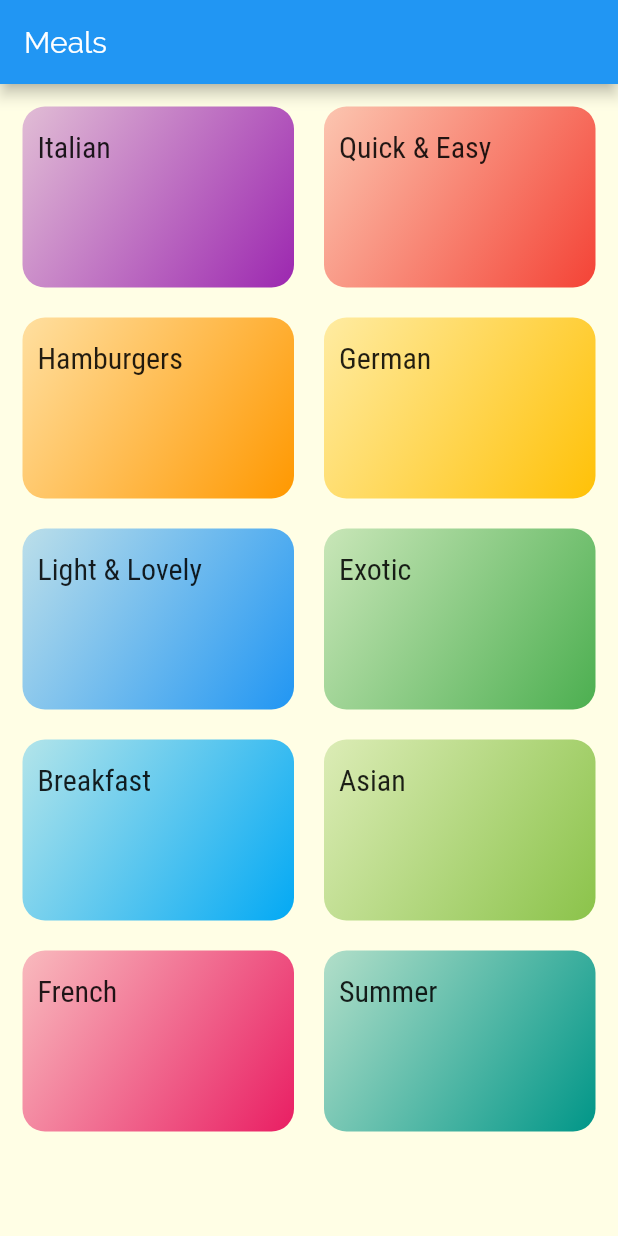
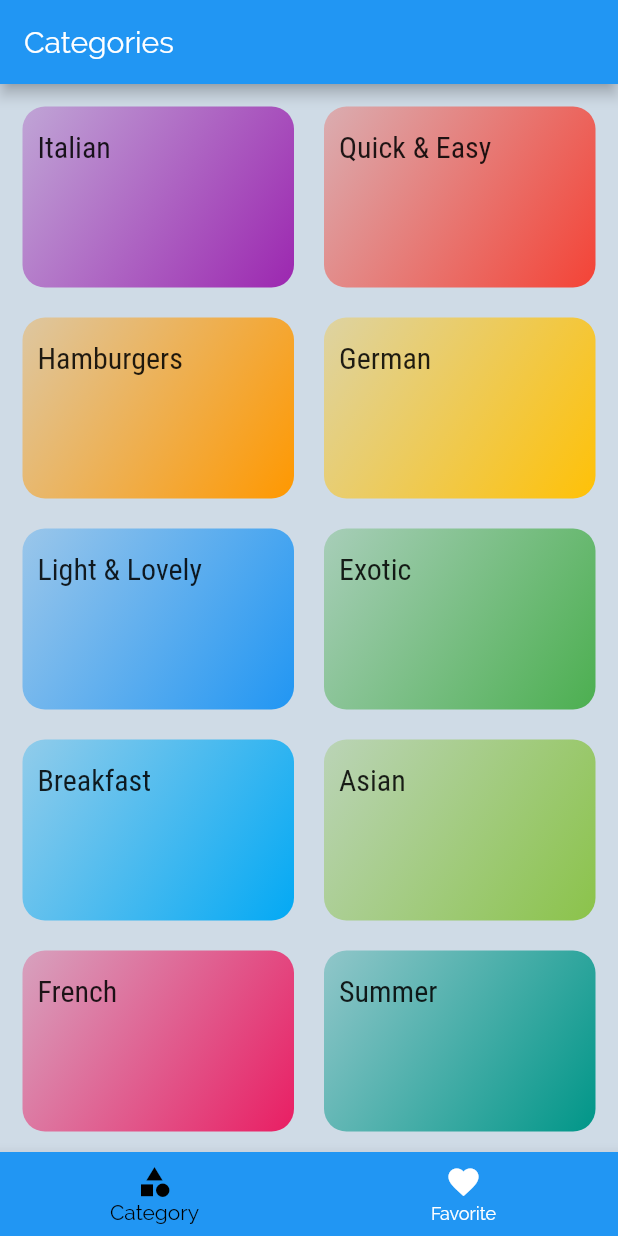
Before and after one commit to strajce/Flutter, a Flutter app: the screen it shows after launch, on a phone screen of 412 x 824 dp. Run offline on Flutter 3.47's test engine with Material 2 defaults, Android fonts, the phone set to English and light mode, and no system bars.

```diff
--- a/Meals/lib/main.dart
+++ b/Meals/lib/main.dart
@@ -2,7 +2,8 @@ import 'package:flutter/material.dart';
 
 import './screens/categories_screen.dart';
 import './screens/categories_meals_screen.dart';
-import 'screens/meal_details_screen.dart';
+import './screens/meal_details_screen.dart';
+import './screens/tabs_screen.dart';
 
 void main() {
   runApp(MyApp());
@@ -15,8 +16,8 @@ class MyApp extends StatelessWidget {
       title: 'Flutter Demo',
       theme: ThemeData(
         primarySwatch: Colors.blue,
-        accentColor: Colors.amberAccent,
-        canvasColor: Color.fromRGBO(255, 254, 229, 1),
+        accentColor: Color.fromRGBO(207, 219, 230, 1),
+        canvasColor: Color.fromRGBO(207, 219, 230, 1),
         fontFamily: 'Raleway',
         textTheme: ThemeData.light().textTheme.copyWith(
               body1: TextStyle(
@@ -36,7 +37,7 @@ class MyApp extends StatelessWidget {
       // home: CategoriesScreen(),
       initialRoute: '/', //default value
       routes: {
-        '/': (context) => CategoriesScreen(),
+        '/': (context) => TabsScreen(),
         CategoriesMealsScreen.routeName: (context) => CategoriesMealsScreen(),
         MealDetailsScreen.routeName: (context) => MealDetailsScreen()
       },
--- a/Meals/lib/screens/categories_screen.dart
+++ b/Meals/lib/screens/categories_screen.dart
@@ -6,11 +6,7 @@ import '../items/category_item.dart';
 class CategoriesScreen extends StatelessWidget {
   @override
   Widget build(BuildContext context) {
-    return Scaffold(
-      appBar: AppBar(
-        title: const Text('Meals'),
-      ),
-      body: GridView(
+    return GridView(
       children: DUMMY_CATEGORIES
           .map((categoryData) => CategoryItem(
               id: categoryData.id,
@@ -23,7 +19,6 @@ class CategoriesScreen extends StatelessWidget {
           crossAxisSpacing: 20,
           mainAxisSpacing: 20),
       padding: EdgeInsets.all(15),
-      ),
     );
   }
 }
--- /dev/null
+++ b/Meals/lib/screens/favorites_screen.dart
@@ -0,0 +1,9 @@
+import 'package:flutter/material.dart';
+
+class FavoritesScreen extends StatelessWidget {
+  static const routeName = '/favorite';
+  @override
+  Widget build(BuildContext context) {
+    return Text('Favorite sreen');
+  }
+}
--- /dev/null
+++ b/Meals/lib/screens/tabs_screen.dart
@@ -0,0 +1,50 @@
+import 'package:Meals/screens/categories_screen.dart';
+import 'package:Meals/screens/favorites_screen.dart';
+import 'package:flutter/material.dart';
+
+class TabsScreen extends StatefulWidget {
+  @override
+  _TabsScreenState createState() => _TabsScreenState();
+}
+
+class _TabsScreenState extends State<TabsScreen> {
+  final List<Map<String, Object>> _pages = [
+    {'page': CategoriesScreen(), 'title': 'Categories'},
+    {'page': FavoritesScreen(), 'title': 'Favorites'},
+  ];
+
+  int _selectedPageIndex = 0;
+
+  void _selectPage(int index) {
+    setState(() {
+      _selectedPageIndex = index;
+    });
+  }
+
+  @override
+  Widget build(BuildContext context) {
+    return Scaffold(
+      appBar: AppBar(
+        title: Text(_pages[_selectedPageIndex]['title']),
+      ),
+      body: _pages[_selectedPageIndex]['page'],
+      bottomNavigationBar: BottomNavigationBar(
+        onTap: _selectPage,
+        backgroundColor: Theme.of(context).primaryColor,
+        selectedItemColor: Colors.black,
+        unselectedItemColor: Colors.white,
+        currentIndex: _selectedPageIndex,
+        items: [
+          BottomNavigationBarItem(
+            icon: Icon(Icons.category),
+            title: Text('Category'),
+          ),
+          BottomNavigationBarItem(
+            icon: Icon(Icons.favorite),
+            title: Text('Favorite'),
+          ),
+        ],
+      ),
+    );
+  }
+}
```
Lines whose indentation alone changed are shown as unchanged.
